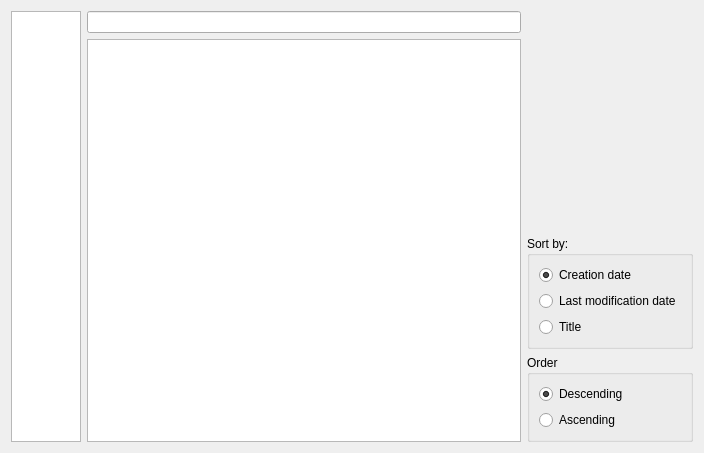
Patryk-Trojak/Notes, file forms/NotesDisplayingTab.ui: the form before one commit.
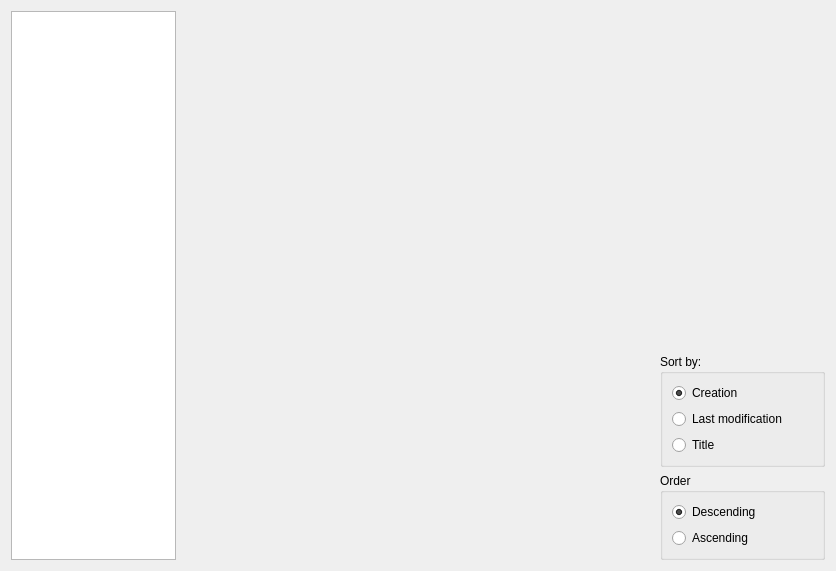
The form after the commit. Icons and pictures are not drawn. Custom widgets are drawn as their Qt base class.

Commit message: Fix centering notes and search bar

Patch:
```diff
--- a/forms/NotesDisplayingTab.ui
+++ b/forms/NotesDisplayingTab.ui
@@ -6,8 +6,8 @@
    <rect>
     <x>0</x>
     <y>0</y>
-    <width>704</width>
-    <height>453</height>
+    <width>836</width>
+    <height>571</height>
    </rect>
   </property>
   <property name="minimumSize">
@@ -19,9 +19,21 @@
   <property name="windowTitle">
    <string>Form</string>
   </property>
-  <layout class="QHBoxLayout" name="horizontalLayout" stretch="1,7,1">
+  <layout class="QHBoxLayout" name="horizontalLayout" stretch="0,0,0">
    <item>
     <widget class="FolderTreeView" name="folderTreeView">
+     <property name="minimumSize">
+      <size>
+       <width>165</width>
+       <height>0</height>
+      </size>
+     </property>
+     <property name="maximumSize">
+      <size>
+       <width>165</width>
+       <height>16777215</height>
+      </size>
+     </property>
      <property name="contextMenuPolicy">
       <enum>Qt::NoContextMenu</enum>
      </property>
@@ -39,19 +51,25 @@
    <item>
     <layout class="QVBoxLayout" name="verticalLayout_4">
      <item>
-      <widget class="SearchBar" name="searchBar"/>
-     </item>
-     <item>
-      <widget class="NoteListView" name="noteListView">
-       <property name="sizeAdjustPolicy">
-        <enum>QAbstractScrollArea::AdjustIgnored</enum>
+      <spacer name="horizontalSpacer">
+       <property name="orientation">
+        <enum>Qt::Horizontal</enum>
        </property>
-      </widget>
+       <property name="sizeHint" stdset="0">
+        <size>
+         <width>40</width>
+         <height>20</height>
+        </size>
+       </property>
+      </spacer>
      </item>
     </layout>
    </item>
    <item>
-    <layout class="QVBoxLayout" name="verticalLayout">
+    <layout class="QVBoxLayout" name="rightPanel">
+     <property name="sizeConstraint">
+      <enum>QLayout::SetDefaultConstraint</enum>
+     </property>
      <item alignment="Qt::AlignRight">
       <widget class="QPushButton" name="aboutNotes">
        <property name="sizePolicy">
@@ -127,6 +145,12 @@
          <verstretch>0</verstretch>
         </sizepolicy>
        </property>
+       <property name="minimumSize">
+        <size>
+         <width>165</width>
+         <height>0</height>
+        </size>
+       </property>
        <property name="title">
         <string>Sort by:</string>
        </property>
@@ -140,7 +164,7 @@
         <item>
          <widget class="QRadioButton" name="sortByCreationDateButton">
           <property name="text">
-           <string>Creation date</string>
+           <string>Creation</string>
           </property>
           <property name="checked">
            <bool>true</bool>
@@ -150,7 +174,7 @@
         <item>
          <widget class="QRadioButton" name="sortByModificationDateButton">
           <property name="text">
-           <string>Last modification date</string>
+           <string>Last modification</string>
           </property>
          </widget>
         </item>
@@ -207,21 +231,11 @@
   </layout>
  </widget>
  <customwidgets>
-  <customwidget>
-   <class>SearchBar</class>
-   <extends>QLineEdit</extends>
-   <header>SearchBar.h</header>
-  </customwidget>
   <customwidget>
    <class>FolderTreeView</class>
    <extends>QTreeView</extends>
    <header>FolderTreeView.h</header>
   </customwidget>
-  <customwidget>
-   <class>NoteListView</class>
-   <extends>QListView</extends>
-   <header location="global">NoteListView.h</header>
-  </customwidget>
  </customwidgets>
  <resources>
   <include location="../resources/images.qrc"/>
```
The commit also changes 4 other files.
